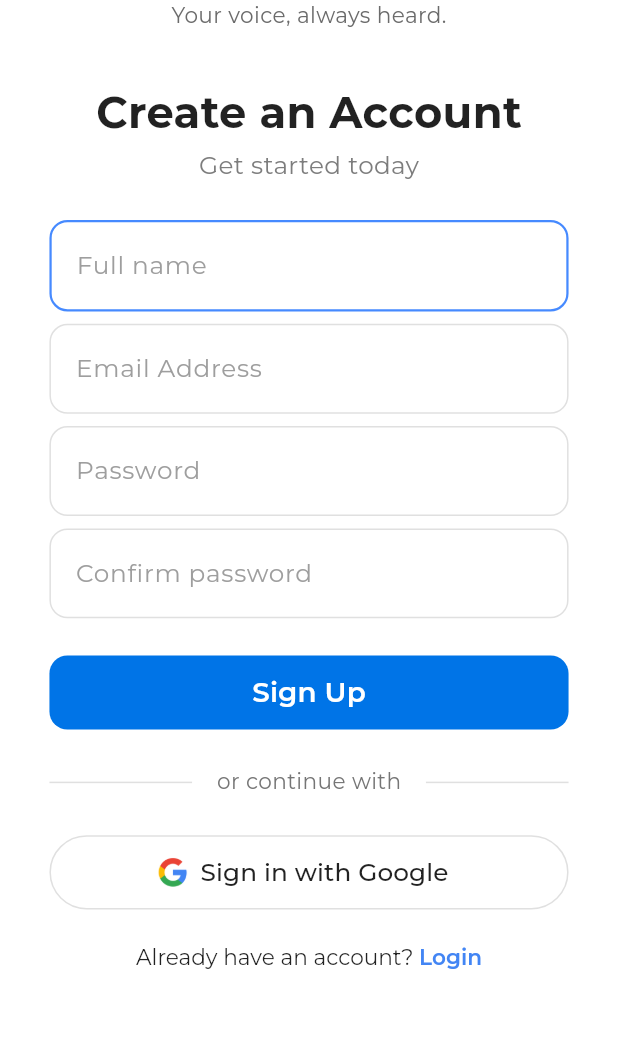
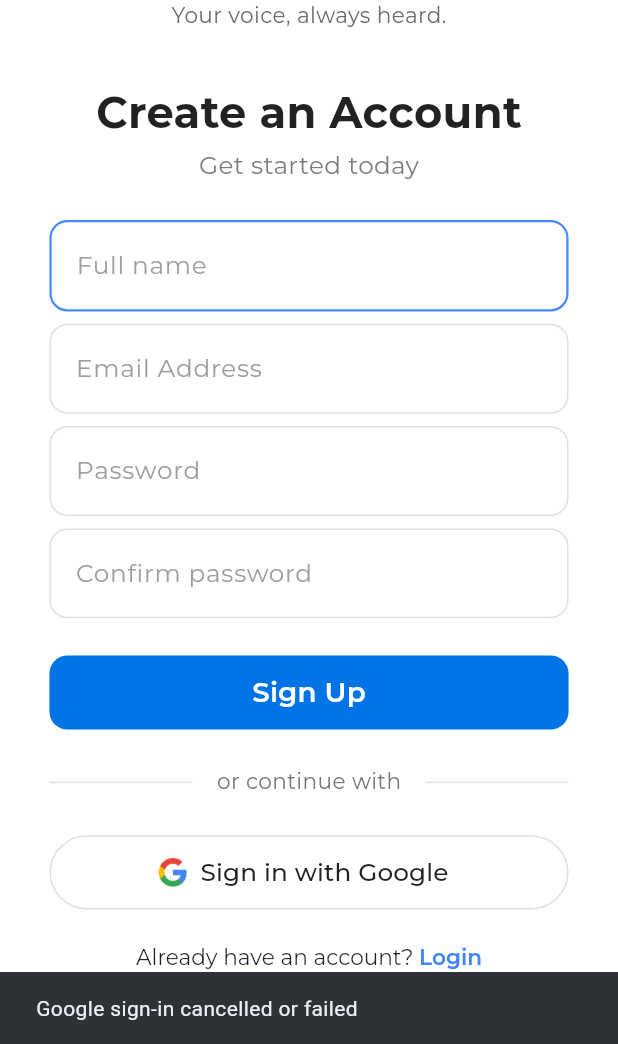
Before and after one commit to Keshav8605/SUVIDHA, a Flutter app: the RegisterScreen screen opened directly, after a tap on "Sign in with Google", on a phone screen of 412 x 824 dp, the part 192-1236 px from its top. Run offline on Flutter 3.47's test engine with Material 3 defaults, Android fonts, the phone set to English and light mode, and no system bars; our stand-ins replace firebase_auth, firebase_core, get, google_fonts, google_sign_in, lottie; accounts and stored records are empty; generated files the repository leaves out were written again.

Commit message:
Integrate Firebase and Google Sign-In
This commit adds Firebase integration and Google Sign-In functionality to the application.

Key changes:
- Added `firebase_core`, `firebase_auth`, and `google_sign_in` dependencies.
- Initialized Firebase in `main.dart`.
- Implemented `signInWithGoogle` function in `auth_functions.dart` to handle the Google Sign-In flow.
- Added Google Sign-In buttons to both the login and registration screens.
- Included `google-services.json` for Android Firebase configuration.
- Updated Android Gradle files to include the Google Services plugin and set `minSdk` to 23.
- Modified `main.dart` to show `SplashScreen` initially.

```diff
--- /dev/null
+++ b/lib/auth_functions.dart
@@ -0,0 +1,29 @@
+import 'package:firebase_auth/firebase_auth.dart';
+import 'package:google_sign_in/google_sign_in.dart';
+
+Future<UserCredential?> signInWithGoogle() async {
+  try {
+    // Create GoogleSignIn instance with scopes
+    final GoogleSignIn _googleSignIn = GoogleSignIn();
+
+    // Trigger the authentication flow
+    final GoogleSignInAccount? googleUser = await _googleSignIn.signIn();
+    if (googleUser == null) return null;
+
+    // Obtain the auth details from the request
+    final GoogleSignInAuthentication googleAuth =
+        await googleUser.authentication;
+
+    // Create a new credential
+    final credential = GoogleAuthProvider.credential(
+      accessToken: googleAuth.accessToken,
+      idToken: googleAuth.idToken,
+    );
+
+    // Once signed in, return the UserCredential
+    return await FirebaseAuth.instance.signInWithCredential(credential);
+  } catch (e) {
+    print("Error signing in with Google: $e");
+    return null;
+  }
+}
--- a/lib/signup_screen.dart
+++ b/lib/signup_screen.dart
@@ -3,6 +3,8 @@ import 'package:cdgi/login_screen.dart';
 import 'package:flutter/material.dart';
 import 'package:google_fonts/google_fonts.dart';
 import 'package:get/get.dart';
+
+import 'auth_functions.dart';
 
 class RegisterScreen extends StatefulWidget {
   const RegisterScreen({super.key});
@@ -12,6 +14,21 @@ class RegisterScreen extends StatefulWidget {
 }
 
 class _RegisterScreenState extends State<RegisterScreen> {
+  void googlesignin() async {
+    final usercredential = await signInWithGoogle();
+    if (usercredential != null) {
+      final user = usercredential.user;
+      ScaffoldMessenger.of(context).showSnackBar(
+        SnackBar(content: Text('Signed in user as ${user!.displayName}')),
+      );
+      Get.offAll(Home1());
+    } else {
+      ScaffoldMessenger.of(context).showSnackBar(
+        SnackBar(content: Text('Google sign-in cancelled or failed')),
+      );
+    }
+  }
+
   final TextEditingController _usernameController = TextEditingController();
   final TextEditingController _emailController = TextEditingController();
   final TextEditingController _passwordController = TextEditingController();
@@ -357,7 +374,7 @@ class _RegisterScreenState extends State<RegisterScreen> {
                               height: buttonHeight,
                               child: OutlinedButton.icon(
                                 onPressed: () {
-                                  // TODO: Implement Google sign up
+                                  googlesignin();
                                 },
                                 icon: Image.asset(
                                   'assets/images/google_icon.png',
--- a/pubspec.yaml
+++ b/pubspec.yaml
@@ -34,6 +34,9 @@ dependencies:
   get: ^4.7.2
   flutter_screenutil: ^5.9.3
   lottie: ^3.3.1
+  firebase_auth: ^6.0.1
+  firebase_core: ^4.0.0
+  google_sign_in: ^6.3.0
 
   # The following adds the Cupertino Icons font to your application.
   # Use with the CupertinoIcons class for iOS style icons.
```
Also changed, not shown: lib/login_screen.dart (+18 -1 lines), lib/main.dart (+7 -2 lines), 3 other files.
